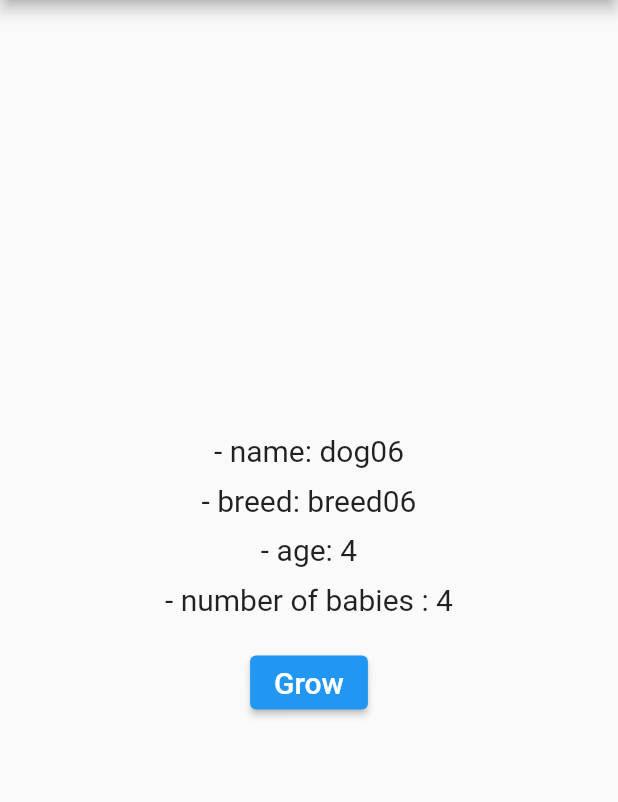
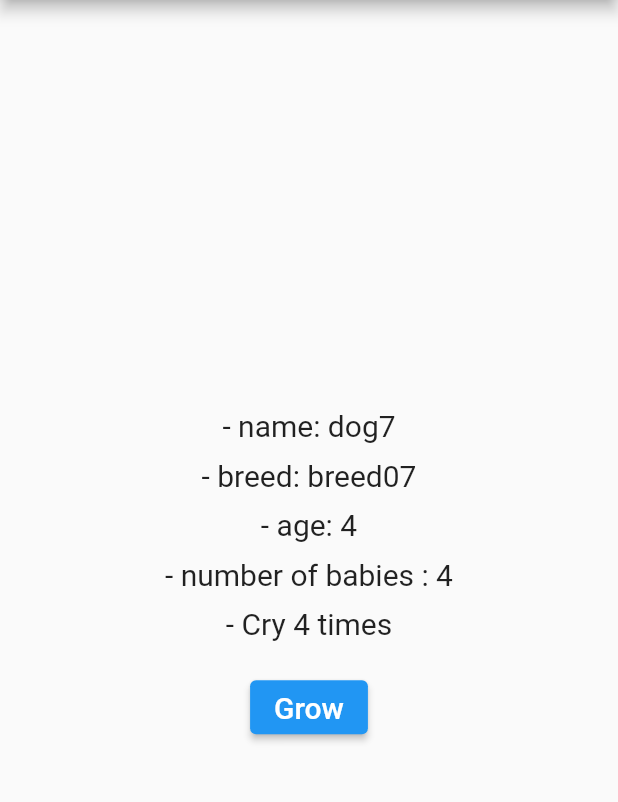
Before and after one commit to sarav-daya/learn-provider, a Flutter app: the screen it shows after launch, after a tap on "Grow", on a phone screen of 412 x 824 dp, the part 84-886 px from its top. Run offline on Flutter 3.47's test engine with Material 2 defaults, Android fonts, the phone set to English and light mode, and no system bars.

Commit message:
Using FutureProvider and StreamProvider

```diff
--- a/lib/main.dart
+++ b/lib/main.dart
@@ -35,18 +35,27 @@ class MyApp extends StatelessWidget {
     return MultiProvider(
       providers: [
         ChangeNotifierProvider<Dog>(
-          create: (context) => Dog(name: 'dog06', breed: 'breed06', age: 3),
+          create: (context) => Dog(name: 'dog7', breed: 'breed07', age: 3),
         ),
         FutureProvider<int>(
-            create: (context) {
-              final dogAge = context.read<Dog>().age;
-              final baby = Baby(age: dogAge);
-              return baby.getBabies();
-            },
-            initialData: 0)
+          create: (context) {
+            final dogAge = context.read<Dog>().age;
+            final baby = Baby(age: dogAge);
+            return baby.getBabies();
+          },
+          initialData: 0,
+        ),
+        StreamProvider<String>(
+          initialData: 'Cry 0 times',
+          create: (context) {
+            final dogAge = context.read<Dog>().age;
+            final baby = Baby(age: dogAge * 2);
+            return baby.cry();
+          },
+        ),
       ],
       child: MaterialApp(
-        title: 'Provider 06',
+        title: 'Provider 07',
         debugShowCheckedModeBanner: false,
         theme: ThemeData(
           primarySwatch: Colors.blue,
@@ -126,6 +135,13 @@ class Age extends StatelessWidget {
           '- number of babies : ${context.watch<int>()}',
           style: TextStyle(fontSize: 20),
         ),
+        const SizedBox(height: 10.0),
+        Text(
+          '- ${context.watch<String>()}',
+          style: TextStyle(
+            fontSize: 20,
+          ),
+        ),
         const SizedBox(height: 20.0),
         ElevatedButton(
           onPressed: () => context.read<Dog>().grow(),
--- a/lib/models/babies.dart
+++ b/lib/models/babies.dart
@@ -15,4 +15,11 @@ class Baby {
       return 2;
     }
   }
+
+  Stream<String> cry() async* {
+    for (int i = 1; i < age; i++) {
+      await Future.delayed(Duration(seconds: 2));
+      yield 'Cry $i times';
+    }
+  }
 }
```
